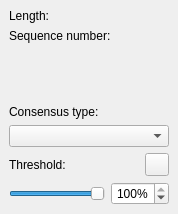
The window that src/corelibs/U2View/src/ov_msa/ui/GeneralTabOptionsPanelWidget.ui (violethaze74/ugene) describes before a commit, drawn with Qt 5.
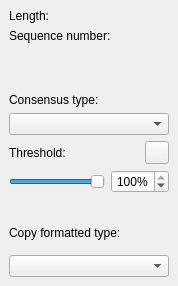
The same window after the commit. Icons and pictures are not drawn.

Patch:
```diff
--- a/src/corelibs/U2View/src/ov_msa/ui/GeneralTabOptionsPanelWidget.ui
+++ b/src/corelibs/U2View/src/ov_msa/ui/GeneralTabOptionsPanelWidget.ui
@@ -7,7 +7,7 @@
     <x>0</x>
     <y>0</y>
     <width>178</width>
-    <height>214</height>
+    <height>286</height>
    </rect>
   </property>
   <property name="windowTitle">
@@ -191,6 +191,22 @@
      </layout>
     </widget>
    </item>
+   <item>
+    <widget class="QWidget" name="copyTypeWidget" native="true">
+     <layout class="QVBoxLayout" name="verticalLayout_3">
+      <item>
+       <widget class="QLabel" name="copyTypeLabel">
+        <property name="text">
+         <string>Copy formatted type:</string>
+        </property>
+       </widget>
+      </item>
+      <item>
+       <widget class="QComboBox" name="copyType"/>
+      </item>
+     </layout>
+    </widget>
+   </item>
   </layout>
  </widget>
  <resources>
```
